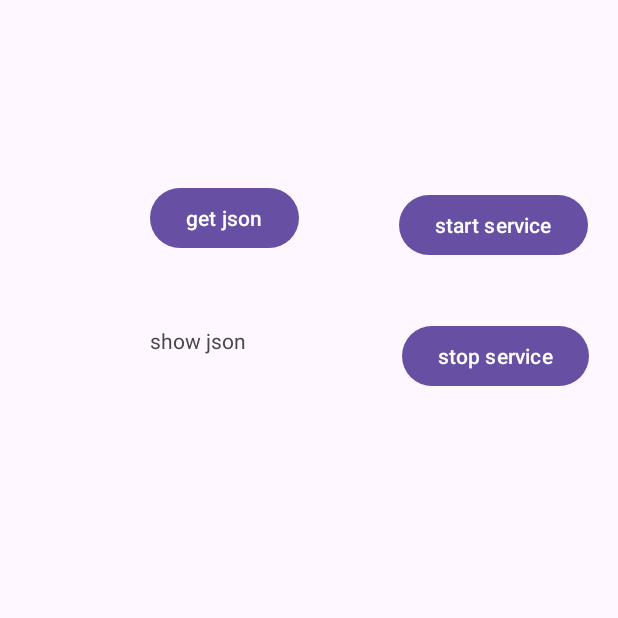
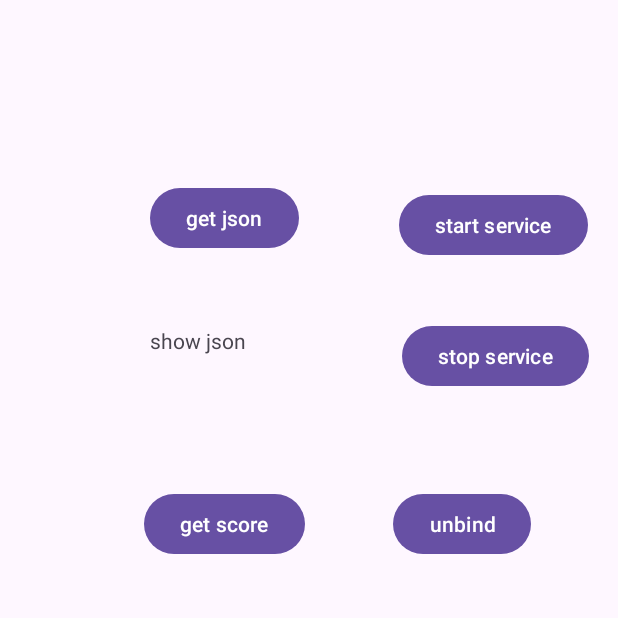
Before and after one commit to abdultanveer/MotoDemo, an Android app: the screen it shows after launch (SecondActivity), after a tap on "stop service", on a phone screen of 412 x 824 dp, the top half of it. Run offline under Robolectric (Android 15) with nearby library versions, the phone set to English and light mode, and no system bars.

Commit message:
bound services

```diff
--- a/app/src/main/java/com/example/motodemo/SecondActivity.kt
+++ b/app/src/main/java/com/example/motodemo/SecondActivity.kt
@@ -1,8 +1,12 @@
 package com.example.motodemo
 
+import android.content.ComponentName
 import android.content.Intent
+import android.content.ServiceConnection
 import androidx.appcompat.app.AppCompatActivity
 import android.os.Bundle
+import android.os.IBinder
+import android.util.Log
 import androidx.lifecycle.lifecycleScope
 import com.example.motodemo.databinding.ActivityMainBinding
 import com.example.motodemo.databinding.ActivitySecondBinding
@@ -11,7 +15,7 @@ import kotlinx.coroutines.launch
 
 class SecondActivity : AppCompatActivity() {
     private lateinit var binding:ActivitySecondBinding
-
+    lateinit var mService: MyService
     override fun onCreate(savedInstanceState: Bundle?) {
         super.onCreate(savedInstanceState)
        // setContentView(R.layout.activity_second)
@@ -24,9 +28,40 @@ class SecondActivity : AppCompatActivity() {
 
         binding.btnStart.setOnClickListener { startMyService() }
         binding.btnStop.setOnClickListener { stopMyService() }
+        binding.btnBind.setOnClickListener { bindMyService() }
+        binding.btnUnbind.setOnClickListener { unbindMyService() }
     }
 
-    private fun stopMyService() {
+    private fun unbindMyService() {
+        TODO("Not yet implemented")
+    }
+
+    private fun bindMyService() {
+        var serviceIntent = Intent(this, MyService::class.java)
+
+        bindService(serviceIntent,serviceConnection, BIND_AUTO_CREATE)//1
+    }
+
+
+    private val serviceConnection = object : ServiceConnection {
+        //3
+        override fun onServiceConnected(p0: ComponentName?, mybinder: IBinder?) {
+            val binder = mybinder  as MyService.LocalBinder
+           // mService = MyService()
+            mService = binder.getInstanceMyService()
+           var score = mService.latestScore
+            Log.i(TAG,"score is --"+score)
+           var location = mService.getLocation()
+            Log.i(TAG,"location is --"+location)
+
+        }
+
+        override fun onServiceDisconnected(p0: ComponentName?) {
+            TODO("Not yet implemented")
+        }
+    }
+
+        private fun stopMyService() {
         var serviceIntent = Intent(this, MyService::class.java)
         stopService(serviceIntent)
     }
@@ -45,4 +80,8 @@ class SecondActivity : AppCompatActivity() {
             //_status.value = listResult
         }
         }
+
+    companion object{
+        var TAG = SecondActivity::class.java.simpleName
+    }
 }
--- a/app/src/main/res/layout/activity_second.xml
+++ b/app/src/main/res/layout/activity_second.xml
@@ -46,4 +46,25 @@
         android:text="stop service"
         app:layout_constraintEnd_toEndOf="parent"
         app:layout_constraintTop_toTopOf="parent" />
+
+    <Button
+        android:id="@+id/btnBind"
+        android:layout_width="wrap_content"
+        android:layout_height="wrap_content"
+        android:layout_marginStart="96dp"
+        android:text="get score"
+        app:layout_constraintBaseline_toBaselineOf="@+id/btnUnbind"
+        app:layout_constraintStart_toStartOf="parent" />
+
+    <Button
+        android:id="@+id/btnUnbind"
+        android:layout_width="wrap_content"
+        android:layout_height="wrap_content"
+        android:layout_marginStart="58dp"
+        android:layout_marginTop="64dp"
+        android:layout_marginEnd="57dp"
+        android:text="unbind"
+        app:layout_constraintEnd_toEndOf="parent"
+        app:layout_constraintStart_toEndOf="@+id/btnBind"
+        app:layout_constraintTop_toBottomOf="@+id/btnStop" />
 </androidx.constraintlayout.widget.ConstraintLayout>
```
Also changed, not shown: app/src/main/java/com/example/motodemo/MyService.kt (+24 -1 lines).
